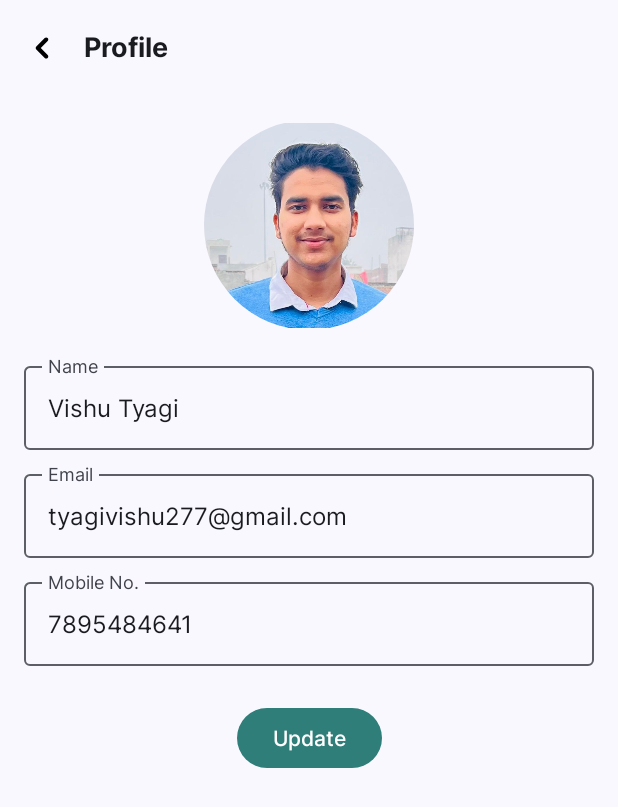
After one commit to vishut5/Expense-Tracker, an Android app built with Jetpack Compose: the ProfileScreen screen opened through its navigation route, on a phone screen of 412 x 824 dp. The commit adds this screen. Shown: the top 807 px of the screen. Run offline under Robolectric (Android 15) with nearby library versions, the phone set to English and light mode, and no system bars; our stand-ins replace Dagger/Hilt's generated code, constraintlayout-compose; 1 statement that could not run was skipped.

Commit message:
make profile screen

```diff
--- a/app/build.gradle.kts
+++ b/app/build.gradle.kts
@@ -89,4 +89,5 @@ dependencies {
     kapt(libs.hilt.compiler)
     implementation(libs.hilt.android)
     implementation(libs.androidx.hilt.navigation.compose)
+    implementation("io.coil-kt:coil-compose:2.3.0")
 }
--- a/app/src/main/AndroidManifest.xml
+++ b/app/src/main/AndroidManifest.xml
@@ -1,6 +1,9 @@
 <?xml version="1.0" encoding="utf-8"?>
 <manifest xmlns:android="http://schemas.android.com/apk/res/android"
     xmlns:tools="http://schemas.android.com/tools">
+    <uses-permission android:name="android.permission.READ_EXTERNAL_STORAGE"/>
+    <uses-permission android:name="android.permission.WRITE_EXTERNAL_STORAGE"/>
+
 
     <application
         android:name=".ExpenseTrackerApp"
--- a/app/src/main/kotlin/com/vishu/expensetracker/NavHostScreen.kt
+++ b/app/src/main/kotlin/com/vishu/expensetracker/NavHostScreen.kt
@@ -22,6 +22,7 @@ import androidx.navigation.compose.currentBackStackEntryAsState
 import androidx.navigation.compose.rememberNavController
 import com.vishu.expensetracker.feature.add_expense.AddExpense
 import com.vishu.expensetracker.feature.home.HomeScreen
+import com.vishu.expensetracker.feature.profile.ProfileScreen
 import com.vishu.expensetracker.feature.stats.StatsScreen
 import com.vishu.expensetracker.feature.transactionlist.TransactionListScreen
 import com.vishu.expensetracker.ui.theme.Zinc
@@ -39,8 +40,9 @@ fun NavHostScreen() {
                 navController = navController,
                 items = listOf(
                     NavItem(route = "/home", icon = R.drawable.ic_home),
-                    NavItem(route = "/stats", icon = R.drawable.ic_stats)
-                )
+                    NavItem(route = "/stats", icon = R.drawable.ic_stats),
+
+                    )
             )
         }
     }) {
@@ -70,6 +72,10 @@ fun NavHostScreen() {
             composable(route = "/all_transactions") {
                 bottomBarVisibility = true // Show the bottom bar if you want it visible
                 TransactionListScreen(navController)
+            }
+            composable(route = "/profile") {
+                bottomBarVisibility = false // Hide the bottom bar on profile screen
+                ProfileScreen(navController)
             }
         }
     }
--- /dev/null
+++ b/app/src/main/kotlin/com/vishu/expensetracker/feature/profile/ProfileScreen.kt
@@ -0,0 +1,150 @@
+package com.vishu.expensetracker.feature.profile
+
+import androidx.compose.foundation.Image
+import androidx.compose.foundation.layout.Box
+import androidx.compose.foundation.layout.Column
+import androidx.compose.foundation.layout.Spacer
+import androidx.compose.foundation.layout.fillMaxSize
+import androidx.compose.foundation.layout.fillMaxWidth
+import androidx.compose.foundation.layout.height
+import androidx.compose.foundation.layout.padding
+import androidx.compose.foundation.layout.size
+import androidx.compose.foundation.shape.CircleShape
+import androidx.compose.foundation.text.KeyboardOptions
+import androidx.compose.material3.Button
+import androidx.compose.material3.ButtonDefaults
+import androidx.compose.material3.ExperimentalMaterial3Api
+import androidx.compose.material3.Icon
+import androidx.compose.material3.IconButton
+import androidx.compose.material3.OutlinedTextField
+import androidx.compose.material3.Scaffold
+import androidx.compose.material3.SnackbarHost
+import androidx.compose.material3.SnackbarHostState
+import androidx.compose.material3.Text
+import androidx.compose.material3.TopAppBar
+import androidx.compose.runtime.Composable
+import androidx.compose.runtime.getValue
+import androidx.compose.runtime.mutableStateOf
+import androidx.compose.runtime.remember
+import androidx.compose.runtime.rememberCoroutineScope
+import androidx.compose.runtime.setValue
+import androidx.compose.ui.Alignment
+import androidx.compose.ui.Modifier
+import androidx.compose.ui.draw.clip
+import androidx.compose.ui.graphics.Color
+import androidx.compose.ui.graphics.ColorFilter
+import androidx.compose.ui.res.painterResource
+import androidx.compose.ui.text.font.FontWeight
+import androidx.compose.ui.text.input.KeyboardType
+import androidx.compose.ui.tooling.preview.Preview
+import androidx.compose.ui.unit.dp
+import androidx.compose.ui.unit.sp
+import androidx.navigation.NavController
+import androidx.navigation.compose.rememberNavController
+import com.vishu.expensetracker.R
+import com.vishu.expensetracker.ui.theme.Zinc
+import kotlinx.coroutines.launch
+
+@OptIn(ExperimentalMaterial3Api::class)
+@Composable
+fun ProfileScreen(navController: NavController) {
+
+    var name by remember { mutableStateOf("Vishu Tyagi") }
+    var email by remember { mutableStateOf("tyagivishu277@gmail.com") }
+    var mobile by remember { mutableStateOf("7895484641") }
+    val snackbarHostState = remember { SnackbarHostState() }
+    val coroutineScope = rememberCoroutineScope()
+
+    Scaffold(
+        topBar = {
+            TopAppBar(
+                title = { Text("Profile", fontSize = 18.sp, fontWeight = FontWeight.Bold) },
+                navigationIcon = {
+                    IconButton(onClick = { navController.navigateUp() }) {
+                        Icon(
+                            painter = painterResource(id = R.drawable.ic_back),
+                            contentDescription = null,
+                            tint = Color.Black
+                        )
+                    }
+                }
+            )
+        },
+        snackbarHost = { SnackbarHost(snackbarHostState) }
+    ) { paddingValues ->
+        Column(
+            modifier = Modifier
+                .padding(paddingValues)
+                .padding(16.dp)
+                .fillMaxWidth(),
+            horizontalAlignment = Alignment.CenterHorizontally
+        ) {
+            // Profile Image
+            Box(
+                modifier = Modifier
+                    .size(140.dp)
+                    .clip(CircleShape)
+            ) {
+                Image(
+                    painter = painterResource(id = R.drawable.profile), // Always use drawable resource
+                    contentDescription = "Profile Picture",
+                    modifier = Modifier.fillMaxSize(),
+                )
+            }
+
+            Spacer(modifier = Modifier.height(16.dp))
+
+            // Name Field
+            OutlinedTextField(
+                value = name,
+                onValueChange = { name = it },
+                label = { Text("Name") },
+                modifier = Modifier.fillMaxWidth()
+            )
+
+            Spacer(modifier = Modifier.height(8.dp))
+
+            // Email Field
+            OutlinedTextField(
+                value = email,
+                onValueChange = { email = it },
+                label = { Text("Email") },
+                keyboardOptions = KeyboardOptions.Default.copy(keyboardType = KeyboardType.Email),
+                modifier = Modifier.fillMaxWidth()
+            )
+
+            Spacer(modifier = Modifier.height(8.dp))
+
+            // Mobile Field
+            OutlinedTextField(
+                value = mobile,
+                onValueChange = { mobile = it },
+                label = { Text("Mobile No.") },
+                keyboardOptions = KeyboardOptions.Default.copy(keyboardType = KeyboardType.Phone),
+                modifier = Modifier.fillMaxWidth()
+            )
+
+            Spacer(modifier = Modifier.height(24.dp))
+
+            // Update Button
+            Button(
+                onClick = {
+                    coroutineScope.launch {
+                        snackbarHostState.showSnackbar("Profile updated successfully!")
+                    }
+                }, colors = ButtonDefaults.buttonColors(
+                    containerColor = Zinc,
+                    contentColor = Color.White
+                )
+            ) {
+                Text(text = "Update")
+            }
+        }
+    }
+}
+
+@Preview(showBackground = true)
+@Composable
+fun PreviewProfileScreen() {
+    ProfileScreen(navController = rememberNavController())
+}
```
Also changed, not shown: app/src/main/kotlin/com/vishu/expensetracker/feature/add_expense/AddExpense.kt (+2 -33 lines), app/src/main/kotlin/com/vishu/expensetracker/feature/stats/StatsScreen.kt (+45 -9 lines), app/src/main/res/drawable/profile.jpg (added).
